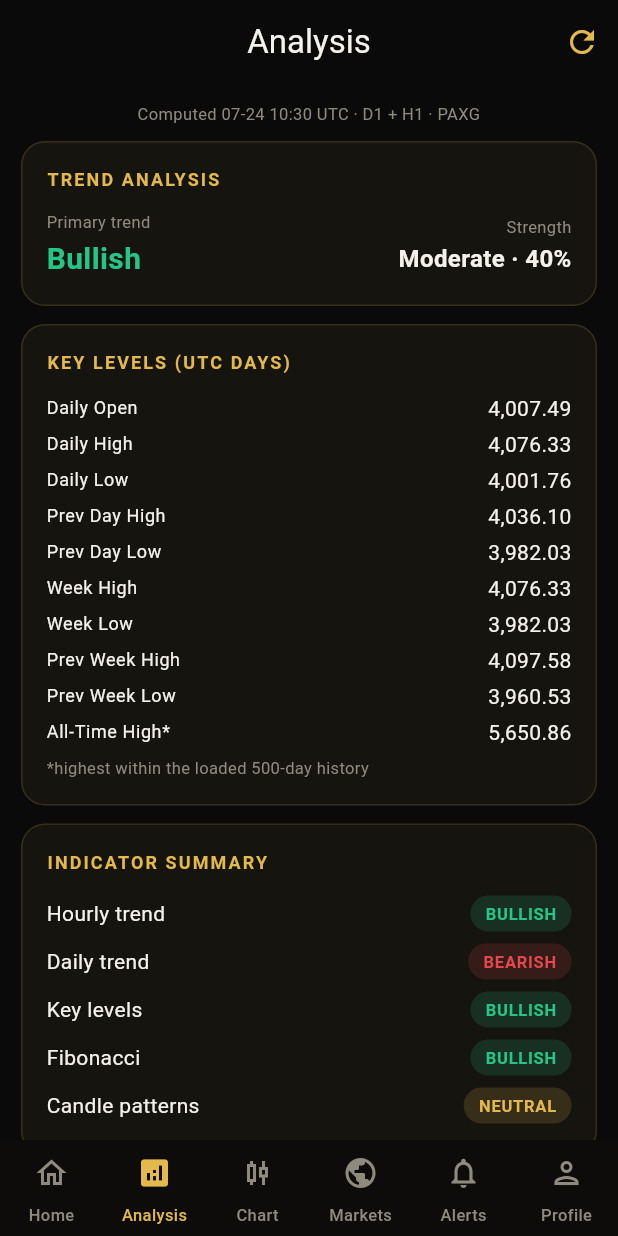
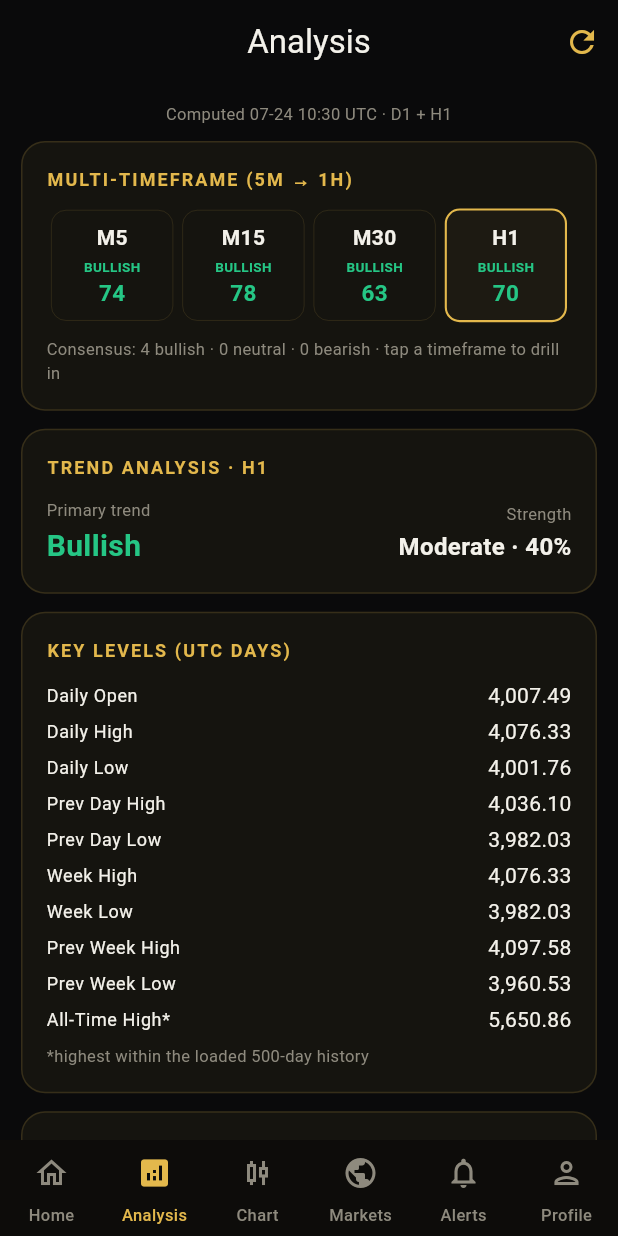
Before and after one commit to gerritbezuidenhout8-boop/gold_master_pro, a Flutter app: the screen it shows after launch, item 2 of the bottom bar chosen, after a tap on the "refresh" icon, on a phone screen of 412 x 824 dp. Run offline on Flutter 3.47's test engine with Material 3 defaults, Android fonts, the phone set to English and light mode, and no system bars; our stand-ins replace shared_preferences, web, webview_flutter; missing offline and left inert: dart:js_interop, dart:ui_web, k_chart_plus; network calls fail.

Commit message:
Analysis: multi-timeframe engine across 5m→1h
- Fetch M5/M15/M30/H1 in parallel + D1; run the Gold Master engine on
  each intraday timeframe (engine gains intradayName/intradayWord so the
  short-term component is labelled per TF)
- New tappable Multi-Timeframe (5m→1h) consensus strip: per-TF bias +
  score, bullish/neutral/bearish tally; tap a tile to drive the detail
  cards (trend, indicator summary, momentum, fib, SMMA, patterns), which
  now recompute and re-label for the selected timeframe
- Key levels stay daily (timeframe-independent)

111 tests; web-verified. Not released — holding per stop order.

Co-Authored-By: Claude Fable 5 <noreply@anthropic.com>

```diff
--- a/lib/ai/gold_master_engine.dart
+++ b/lib/ai/gold_master_engine.dart
@@ -76,18 +76,23 @@ class GoldMasterEngine {
   GoldMasterEngine._();
 
   /// [h1] drives short-term signals, [d1] the higher-timeframe trend and
-  /// key levels; the last H1 close is "current price".
+  /// key levels; the last [h1] close is "current price". [intradayName]/
+  /// [intradayWord] label the short-term component so the same engine can
+  /// run on any intraday timeframe (e.g. 'M15 trend' / 'M15') — Home keeps
+  /// the hourly defaults.
   static GoldMasterAnalysis analyze({
     required List<Candle> h1,
     required List<Candle> d1,
     DateTime? now,
+    String intradayName = 'Hourly trend',
+    String intradayWord = 'hourly',
   }) {
     if (h1.isEmpty || d1.isEmpty) {
       throw ArgumentError('h1 and d1 candles must not be empty');
     }
     final price = h1.last.close;
     final components = <ScoreComponent>[
-      _smmaTrend('Hourly trend', 'hourly', h1, price, weight: 30),
+      _smmaTrend(intradayName, intradayWord, h1, price, weight: 30),
       _smmaTrend('Daily trend', 'daily', d1, price, weight: 20),
       _keyLevelPosition(d1, price),
       _fibPosition(h1, price),
--- a/lib/screens/analysis/analysis_screen.dart
+++ b/lib/screens/analysis/analysis_screen.dart
@@ -8,13 +8,15 @@ import '../../indicators/fibonacci.dart';
 import '../../indicators/key_levels.dart';
 import '../../indicators/rsi.dart';
 import '../../indicators/smma.dart';
+import '../../models/candle.dart';
 import '../../services/market_data.dart';
 import '../../widgets/gmp_card.dart';
 import '../../widgets/section_card.dart' show KvRow;
 
-/// Deep-dive analysis view (spec: Analysis Screen): trend, key levels,
-/// an indicator summary from the engine's real signals, auto-Fibonacci,
-/// SMMA read-out and candlestick detections — all from live candles.
+/// Deep-dive analysis (spec: Analysis Screen). Runs the full engine on
+/// each intraday timeframe from 5m to 1h — a tappable multi-timeframe
+/// consensus strip up top, with the detail cards driven by the selected
+/// timeframe. Key levels stay daily (they are timeframe-independent).
 class AnalysisScreen extends StatefulWidget {
   const AnalysisScreen({super.key});
 
@@ -23,6 +25,15 @@ class AnalysisScreen extends StatefulWidget {
 }
 
 class _AnalysisScreenState extends State<AnalysisScreen> {
+  /// The 5m → 1h analysis range.
+  static const List<String> _tfs = ['M5', 'M15', 'M30', 'H1'];
+
+  List<Candle> _daily = const [];
+  final Map<String, List<Candle>> _intraday = {};
+  final Map<String, GoldMasterAnalysis> _analyses = {};
+  String _selectedTf = 'H1';
+
+  // Derived values for the currently selected timeframe.
   GoldMasterAnalysis? _analysis;
   KeyLevelsResult? _levels;
   AutoFibResult? _fib;
@@ -47,40 +58,31 @@ class _AnalysisScreenState extends State<AnalysisScreen> {
       _error = null;
     });
     try {
-      final daily = await MarketData.instance.fetchCandles('D1');
-      final h1 = await MarketData.instance.fetchCandles('H1');
+      final results = await Future.wait([
+        MarketData.instance.fetchCandles('D1'),
+        for (final tf in _tfs) MarketData.instance.fetchCandles(tf),
+      ]);
       if (!mounted) return;
 
-      final closes = [for (final c in h1) c.close];
-      final found = <(DateTime, CandlePattern)>[];
-      final start = h1.length > 20 ? h1.length - 20 : 1;
-      for (var i = start; i < h1.length; i++) {
-        for (final p in CandlestickDetector.detect(h1.sublist(0, i + 1))) {
-          found.add((h1[i].time, p));
+      _daily = results[0];
+      _intraday.clear();
+      _analyses.clear();
+      for (var i = 0; i < _tfs.length; i++) {
+        final tf = _tfs[i];
+        final candles = results[i + 1];
+        _intraday[tf] = candles;
+        if (candles.isNotEmpty && _daily.isNotEmpty) {
+          _analyses[tf] = GoldMasterEngine.analyze(
+            h1: candles,
+            d1: _daily,
+            intradayName: '$tf trend',
+            intradayWord: tf,
+          );
         }
       }
-
-      setState(() {
-        _analysis = GoldMasterEngine.analyze(h1: h1, d1: daily);
-        _levels = KeyLevels.compute(daily);
-        _fib = h1.isEmpty ? null : Fibonacci.auto(h1);
-        _patterns = found.reversed.take(6).toList();
-        _lastClose = closes.isEmpty ? null : closes.last;
-        _smma21 = closes.length >= 21 ? Smma.compute(closes, 21).last : null;
-        _smma50 = closes.length >= 50 ? Smma.compute(closes, 50).last : null;
-        _smma200 =
-            closes.length >= 200 ? Smma.compute(closes, 200).last : null;
-        _rsi = _lastNonNull(Rsi.compute(closes));
-        final sr = StochRsi.compute(closes);
-        _stochK = _lastNonNull(sr.k);
-        _stochD = _lastNonNull(sr.d);
-        final divs = RsiDivergence.detect(h1);
-        _recentDiv = divs.isNotEmpty && divs.last.index >= h1.length - 10
-            ? divs.last
-            : null;
-        _computedAt = DateTime.now().toUtc();
-        _loading = false;
-      });
+      _levels = KeyLevels.compute(_daily);
+      _computedAt = DateTime.now().toUtc();
+      _applyTf(_selectedTf);
     } catch (e) {
       if (!mounted) return;
       setState(() {
@@ -88,6 +90,39 @@ class _AnalysisScreenState extends State<AnalysisScreen> {
         _loading = false;
       });
     }
+  }
+
+  /// Recomputes the detail-card values for [tf] from already-fetched
+  /// candles (no network) and selects it.
+  void _applyTf(String tf) {
+    final candles = _intraday[tf] ?? const [];
+    final closes = [for (final c in candles) c.close];
+    final found = <(DateTime, CandlePattern)>[];
+    final start = candles.length > 20 ? candles.length - 20 : 1;
+    for (var i = start; i < candles.length; i++) {
+      for (final p in CandlestickDetector.detect(candles.sublist(0, i + 1))) {
+        found.add((candles[i].time, p));
+      }
+    }
+    final sr = StochRsi.compute(closes);
+    final divs = RsiDivergence.detect(candles);
+    setState(() {
+      _selectedTf = tf;
+      _analysis = _analyses[tf];
+      _fib = candles.isEmpty ? null : Fibonacci.auto(candles);
+      _patterns = found.reversed.take(6).toList();
+      _lastClose = closes.isEmpty ? null : closes.last;
+      _smma21 = closes.length >= 21 ? Smma.compute(closes, 21).last : null;
+      _smma50 = closes.length >= 50 ? Smma.compute(closes, 50).last : null;
+      _smma200 = closes.length >= 200 ? Smma.compute(closes, 200).last : null;
+      _rsi = _lastNonNull(Rsi.compute(closes));
+      _stochK = _lastNonNull(sr.k);
+      _stochD = _lastNonNull(sr.d);
+      _recentDiv = divs.isNotEmpty && divs.last.index >= candles.length - 10
+          ? divs.last
+          : null;
+      _loading = false;
+    });
   }
 
   Color _biasColor(MarketBias b) => switch (b) {
@@ -136,11 +171,14 @@ class _AnalysisScreenState extends State<AnalysisScreen> {
           Padding(
             padding: const EdgeInsets.symmetric(horizontal: 18, vertical: 4),
             child: Text(
-              'Computed ${formatUtcStamp(_computedAt!)} UTC · D1 + H1 · PAXG',
+              'Computed ${formatUtcStamp(_computedAt!)} UTC · '
+              'D1 + $_selectedTf',
               textAlign: TextAlign.center,
-              style: const TextStyle(fontSize: 11, color: AppTheme.textSecondary),
+              style:
+                  const TextStyle(fontSize: 11, color: AppTheme.textSecondary),
             ),
           ),
+        _multiTimeframeCard(),
         _trendCard(a),
         _keyLevelsCard(levels),
         _indicatorSummaryCard(a),
@@ -152,6 +190,80 @@ class _AnalysisScreenState extends State<AnalysisScreen> {
     );
   }
 
+  Widget _multiTimeframeCard() {
+    final analyses = _analyses.values;
+    final bull =
+        analyses.where((a) => a.bias == MarketBias.bullish).length;
+    final bear =
+        analyses.where((a) => a.bias == MarketBias.bearish).length;
+    final neutral = analyses.length - bull - bear;
+    return GmpCard(
+      child: Column(
+        crossAxisAlignment: CrossAxisAlignment.start,
+        children: [
+          const SectionLabel('Multi-Timeframe (5m → 1h)'),
+          const SizedBox(height: 10),
+          Row(
+            children: [
+              for (final tf in _tfs)
+                Expanded(
+                  child: Padding(
+                    padding: const EdgeInsets.symmetric(horizontal: 3),
+                    child: _mtfTile(tf),
+                  ),
+                ),
+            ],
+          ),
+          const SizedBox(height: 10),
+          Text(
+            'Consensus: $bull bullish · $neutral neutral · $bear bearish · '
+            'tap a timeframe to drill in',
+            style: const TextStyle(fontSize: 11, color: AppTheme.textSecondary),
+          ),
+        ],
+      ),
+    );
+  }
+
+  Widget _mtfTile(String tf) {
+    final a = _analyses[tf];
+    final selected = tf == _selectedTf;
+    final color = a == null ? AppTheme.textSecondary : _biasColor(a.bias);
+    return GestureDetector(
+      onTap: () => _applyTf(tf),
+      child: Container(
+        padding: const EdgeInsets.symmetric(vertical: 8, horizontal: 4),
+        decoration: BoxDecoration(
+          color: selected ? AppTheme.surfaceAlt : Colors.transparent,
+          borderRadius: BorderRadius.circular(10),
+          border: Border.all(
+            color: selected ? AppTheme.gold : AppTheme.hairline,
+            width: selected ? 1.4 : 0.5,
+          ),
+        ),
+        child: Column(
+          children: [
+            Text(tf,
+                style: const TextStyle(
+                    fontWeight: FontWeight.w700,
+                    color: AppTheme.textPrimary)),
+            const SizedBox(height: 3),
+            Text(
+              a?.bias.label.toUpperCase() ?? '—',
+              style: TextStyle(
+                  fontSize: 9, fontWeight: FontWeight.w700, color: color),
+            ),
+            Text(
+              a == null ? '—' : '${a.score}',
+              style: TextStyle(
+                  fontSize: 15, fontWeight: FontWeight.w700, color: color),
+            ),
+          ],
+        ),
+      ),
+    );
+  }
+
   Widget _trendCard(GoldMasterAnalysis a) {
     final color = _biasColor(a.bias);
     final strength =
@@ -160,7 +272,7 @@ class _AnalysisScreenState extends State<AnalysisScreen> {
       child: Column(
         crossAxisAlignment: CrossAxisAlignment.start,
         children: [
-          const SectionLabel('Trend Analysis'),
+          SectionLabel('Trend Analysis · $_selectedTf'),
           const SizedBox(height: 12),
           Row(
             children: [
@@ -233,7 +345,7 @@ class _AnalysisScreenState extends State<AnalysisScreen> {
       child: Column(
         crossAxisAlignment: CrossAxisAlignment.start,
         children: [
-          const SectionLabel('Indicator Summary'),
+          SectionLabel('Indicator Summary · $_selectedTf'),
           const SizedBox(height: 10),
           for (final c in a.components)
             Padding(
@@ -281,7 +393,7 @@ class _AnalysisScreenState extends State<AnalysisScreen> {
       child: Column(
         crossAxisAlignment: CrossAxisAlignment.start,
         children: [
-          const SectionLabel('Momentum · H1'),
+          SectionLabel('Momentum · $_selectedTf'),
           const SizedBox(height: 10),
           Row(
             mainAxisAlignment: MainAxisAlignment.spaceBetween,
@@ -342,7 +454,7 @@ class _AnalysisScreenState extends State<AnalysisScreen> {
       child: Column(
         crossAxisAlignment: CrossAxisAlignment.start,
         children: [
-          const SectionLabel('Auto Fibonacci · H1'),
+          SectionLabel('Auto Fibonacci · $_selectedTf'),
           const SizedBox(height: 8),
           Text(
             '${fib.isUpLeg ? 'Up' : 'Down'} leg · '
@@ -373,7 +485,7 @@ class _AnalysisScreenState extends State<AnalysisScreen> {
       child: Column(
         crossAxisAlignment: CrossAxisAlignment.start,
         children: [
-          const SectionLabel('Moving Averages · H1'),
+          SectionLabel('Moving Averages · $_selectedTf'),
           const SizedBox(height: 8),
           KvRow(label: 'SMMA 21', value: _smmaText(_smma21)),
           KvRow(label: 'SMMA 50', value: _smmaText(_smma50)),
@@ -388,7 +500,7 @@ class _AnalysisScreenState extends State<AnalysisScreen> {
       child: Column(
         crossAxisAlignment: CrossAxisAlignment.start,
         children: [
-          const SectionLabel('Candlestick Detection · H1'),
+          SectionLabel('Candlestick Detection · $_selectedTf'),
           const SizedBox(height: 8),
           if (_patterns.isEmpty)
             const Text('No patterns detected',
@@ -440,7 +552,8 @@ class _AnalysisScreenState extends State<AnalysisScreen> {
         mainAxisAlignment: MainAxisAlignment.spaceBetween,
         children: [
           Text('${formatUtcStamp(t)} UTC',
-              style: const TextStyle(fontSize: 12, color: AppTheme.textSecondary)),
+              style:
+                  const TextStyle(fontSize: 12, color: AppTheme.textSecondary)),
           Text(p.label, style: TextStyle(color: color)),
         ],
       ),
```
Also changed, not shown: 2 other files.
